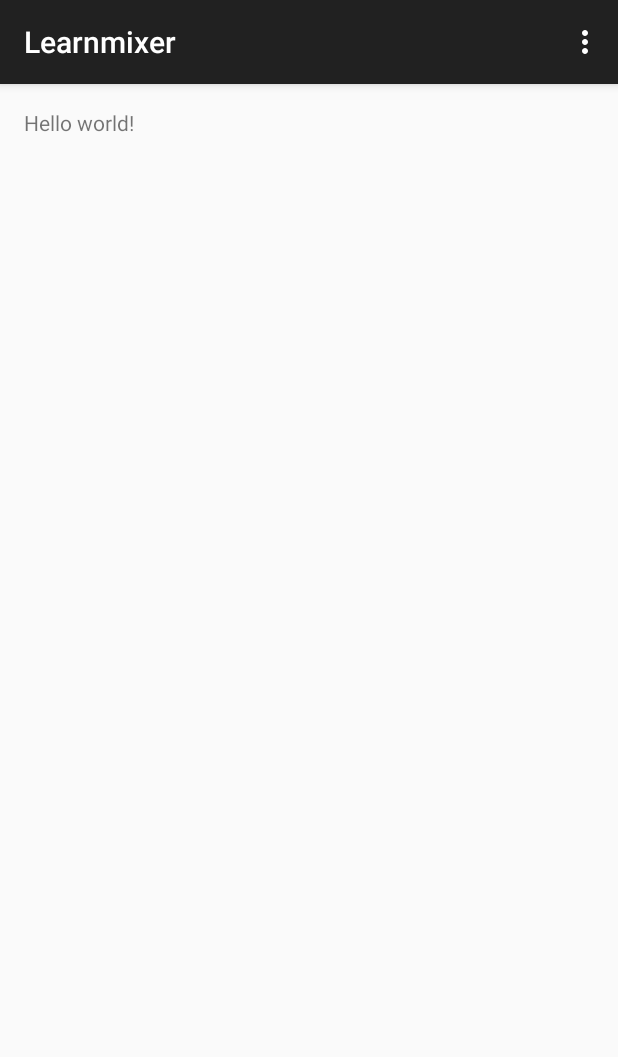
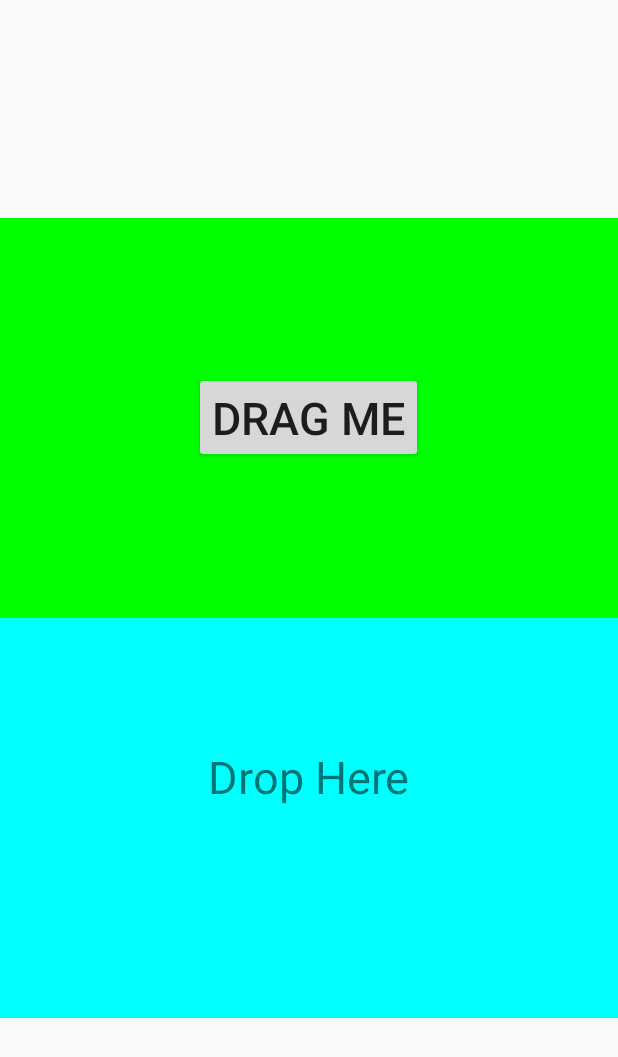
Before and after one commit to khumair/Learnmixer, an Android app: the screen it shows after launch (MainActivity), on a phone screen of 412 x 824 dp. Shown: the top 1057 px of the screen. Run offline under Robolectric (Android 15) with nearby library versions, the phone set to English and light mode, and no system bars.

Commit message:
Drag
Drag Trail

```diff
--- a/app/src/main/java/com/wordpress/learnmix/learnmixer/MainActivity.java
+++ b/app/src/main/java/com/wordpress/learnmix/learnmixer/MainActivity.java
@@ -1,39 +1,65 @@
 package com.wordpress.learnmix.learnmixer;
-
-import android.support.v7.app.ActionBarActivity;
-import android.os.Bundle;
-import android.view.Menu;
-import android.view.MenuItem;
-
-
-public class MainActivity extends ActionBarActivity {
-
+//package com.learn2crack.dragdrop;
+        import android.os.Bundle;
+        import android.app.Activity;
+        import android.content.ClipData;
+        import android.view.DragEvent;
+        import android.view.MotionEvent;
+        import android.view.View;
+        import android.view.View.OnTouchListener;
+        import android.widget.Button;
+        import android.widget.LinearLayout;
+        import android.widget.TextView;
+public class MainActivity extends Activity {
+    Button drag;
+    LinearLayout drop;
+    TextView text,sucess;
+    int total , failure = 0;
     @Override
     protected void onCreate(Bundle savedInstanceState) {
         super.onCreate(savedInstanceState);
         setContentView(R.layout.activity_main);
-    }
-
-
-    @Override
-    public boolean onCreateOptionsMenu(Menu menu) {
-        // Inflate the menu; this adds items to the action bar if it is present.
-        getMenuInflater().inflate(R.menu.menu_main, menu);
-        return true;
-    }
-
-    @Override
-    public boolean onOptionsItemSelected(MenuItem item) {
-        // Handle action bar item clicks here. The action bar will
-        // automatically handle clicks on the Home/Up button, so long
-        // as you specify a parent activity in AndroidManifest.xml.
-        int id = item.getItemId();
-
-        //noinspection SimplifiableIfStatement
-        if (id == R.id.action_settings) {
-            return true;
-        }
-
-        return super.onOptionsItemSelected(item);
+        drag = (Button)findViewById(R.id.one);
+        drop = (LinearLayout)findViewById(R.id.bottomlinear);
+        text = (TextView)findViewById(R.id.Total);
+        sucess = (TextView)findViewById(R.id.Sucess);
+        drop.setOnDragListener(new View.OnDragListener() {
+            @Override
+            public boolean onDrag(View v, DragEvent event) {
+                // TODO Auto-generated method stub
+                final int action = event.getAction();
+                switch(action) {
+                    case DragEvent.ACTION_DRAG_STARTED:
+                        break;
+                    case DragEvent.ACTION_DRAG_EXITED:
+                        break;
+                    case DragEvent.ACTION_DRAG_ENTERED:
+                        break;
+                    case DragEvent.ACTION_DROP:{
+                        failure = failure+1;
+                        return(true);
+                    }
+                    case DragEvent.ACTION_DRAG_ENDED:{
+                        total = total +1;
+                        int suc = total - failure;
+                        sucess.setText("Sucessful Drops :"+suc);
+                        text.setText("Total Drops: "+total);
+                        return(true);
+                    }
+                    default:
+                        break;
+                }
+                return true;
+            }});
+        drag.setOnTouchListener(new OnTouchListener() {
+            @Override
+            public boolean onTouch(View v, MotionEvent arg1) {
+                // TODO Auto-generated method stub
+                ClipData data = ClipData.newPlainText("", "");
+                View.DragShadowBuilder shadow = new View.DragShadowBuilder(drag);
+                v.startDrag(data, shadow, null, 0);
+                return false;
+            }
+        });
     }
 }
--- a/app/src/main/res/layout/activity_main.xml
+++ b/app/src/main/res/layout/activity_main.xml
@@ -1,11 +1,46 @@
-<RelativeLayout xmlns:android="http://schemas.android.com/apk/res/android"
-    xmlns:tools="http://schemas.android.com/tools" android:layout_width="match_parent"
-    android:layout_height="match_parent" android:paddingLeft="@dimen/activity_horizontal_margin"
-    android:paddingRight="@dimen/activity_horizontal_margin"
-    android:paddingTop="@dimen/activity_vertical_margin"
-    android:paddingBottom="@dimen/activity_vertical_margin" tools:context=".MainActivity">
-
-    <TextView android:text="@string/hello_world" android:layout_width="wrap_content"
-        android:layout_height="wrap_content" />
-
-</RelativeLayout>
+<LinearLayout xmlns:android="http://schemas.android.com/apk/res/android"
+    xmlns:tools="http://schemas.android.com/tools"
+    android:layout_width="match_parent"
+    android:layout_height="match_parent"
+    android:orientation="vertical"
+    android:gravity="center"
+    tools:context=".MainActivity" >
+    <LinearLayout
+        android:id="@+id/bottomlinear"
+        android:layout_width="match_parent"
+        android:layout_height="400px"
+        android:gravity="center"
+        android:background="#00ff00"
+        android:orientation="vertical" >
+        <Button
+            android:layout_width="wrap_content"
+            android:layout_height="wrap_content"
+            android:id="@+id/one"
+            android:textSize="30sp"
+            android:text="Drag Me" />
+    </LinearLayout>
+    <LinearLayout
+        android:id="@+id/bottomlinear"
+        android:layout_width="match_parent"
+        android:layout_height="400px"
+        android:gravity="center"
+        android:background="#00ffff"
+        android:orientation="vertical" >
+        <TextView
+            android:layout_width="wrap_content"
+            android:layout_height="wrap_content"
+            android:id="@+id/drop"
+            android:textSize="30sp"
+            android:text="Drop Here" />
+        <TextView
+            android:layout_width="wrap_content"
+            android:layout_height="wrap_content"
+            android:id="@+id/Total"
+            android:textSize="20sp" />
+        <TextView
+            android:layout_width="wrap_content"
+            android:layout_height="wrap_content"
+            android:id="@+id/Sucess"
+            android:textSize="20sp" />
+    </LinearLayout>
+</LinearLayout>
```
